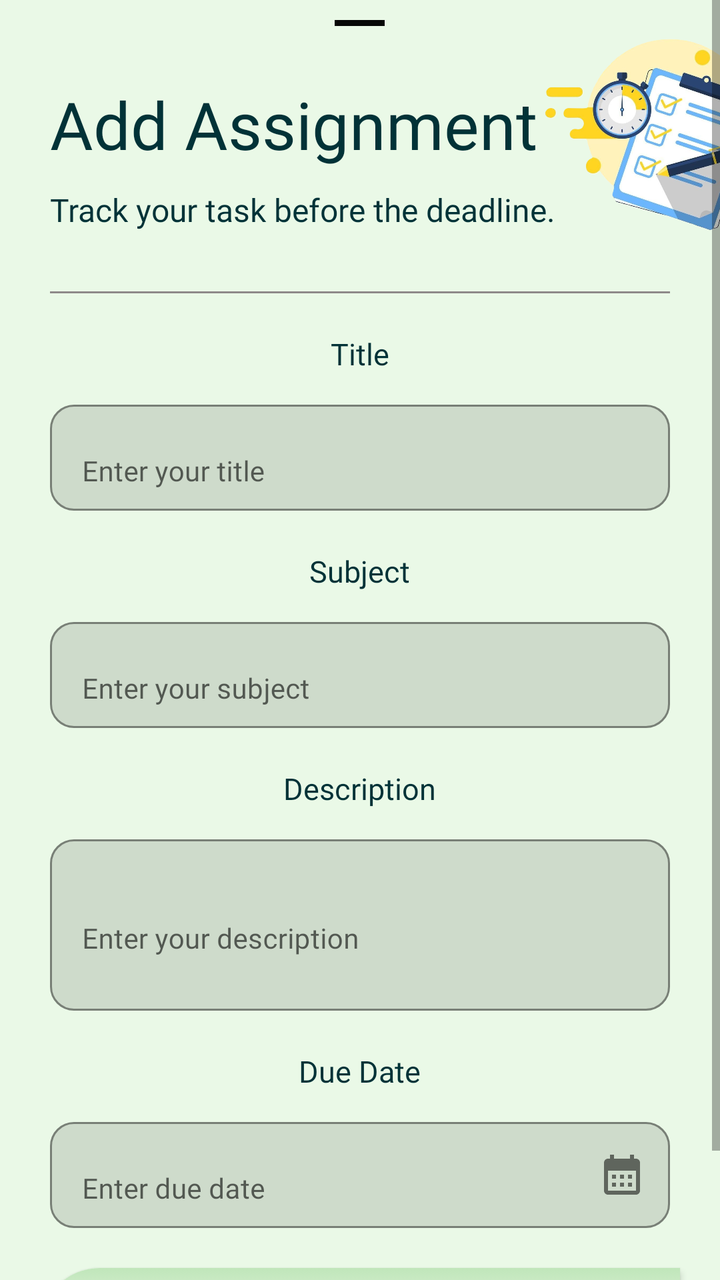
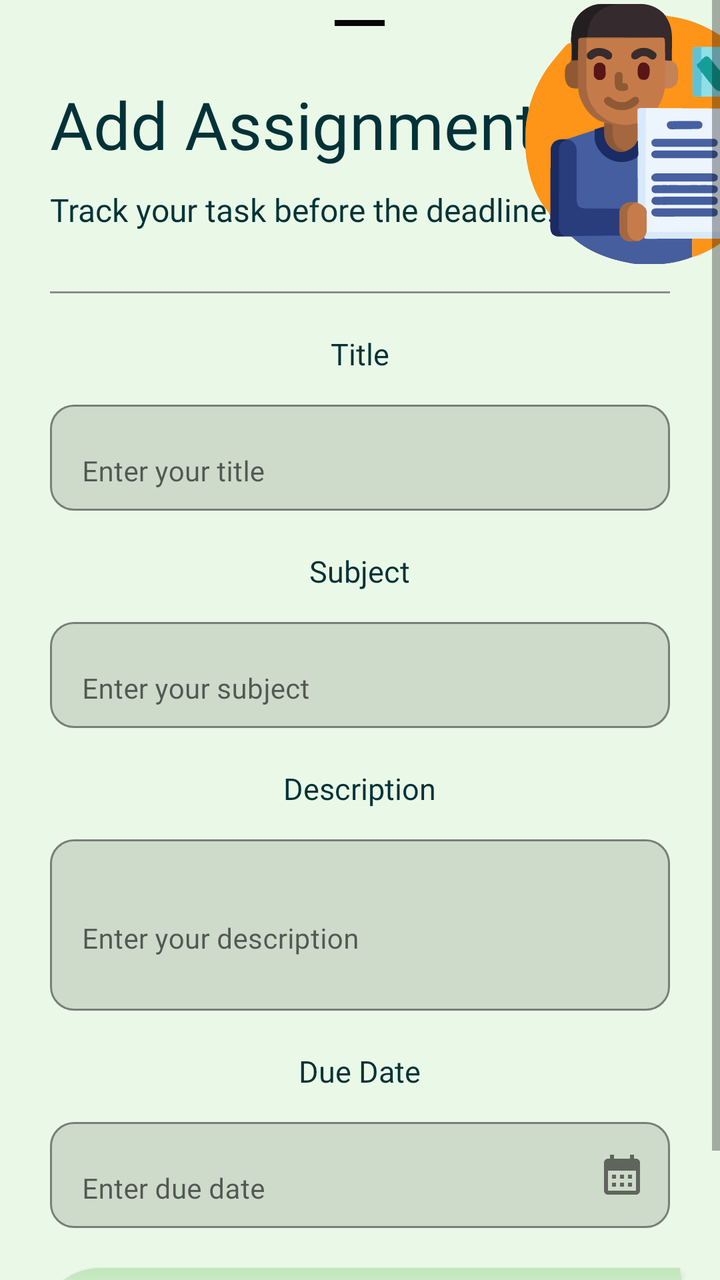

Compare the two renders of this Android layout. The source of the first and the diff that turns it into the second are given below.
<!-- AndroidManifest.xml: application theme Theme.UniGo -->
<!-- res/layout/assignment_btm.xml -->
<?xml version="1.0" encoding="utf-8"?>
<ScrollView xmlns:android="http://schemas.android.com/apk/res/android"
    xmlns:app="http://schemas.android.com/apk/res-auto"
    android:layout_width="match_parent"
    android:layout_height="match_parent"
    android:fillViewport="true"
    android:overScrollMode="never">

    <RelativeLayout
        android:layout_width="match_parent"
        android:layout_height="wrap_content"
        android:clipChildren="false"
        android:clipToPadding="false"
        android:paddingBottom="30dp">

        <com.google.android.material.bottomsheet.BottomSheetDragHandleView
            android:layout_width="25dp"
            android:layout_height="3dp"
            android:layout_centerHorizontal="true"
            android:layout_marginTop="10dp"
            android:background="@color/black"
            app:shapeAppearanceOverlay="@style/ShapeAppearance.Material3.SmallComponent" />

        <TextView
            android:id="@+id/assignmenttxt"
            android:layout_width="wrap_content"
            android:layout_height="wrap_content"
            android:layout_marginStart="25dp"
            android:layout_marginTop="40dp"
            android:fontFamily="@font/lexend"
            android:text="@string/AssignmentHead"
            android:textColor="@color/text_primary"
            android:textSize="33sp" />

        <ImageView
            android:id="@+id/RocketIllustration"
            android:layout_width="150dp"
            android:layout_height="130dp"
            android:layout_alignParentEnd="true"
            android:layout_gravity="end"
            android:contentDescription="@string/Illustration"
            android:elevation="10dp"
            android:src="@drawable/assignment"
            android:translationX="40dp"
            android:translationY="2dp" />

        <TextView
            android:id="@+id/assinTag"
            android:layout_width="wrap_content"
            android:layout_height="wrap_content"
            android:layout_below="@id/assignmenttxt"
            android:layout_marginVertical="10dp"
            android:layout_marginStart="25dp"
            android:fontFamily="@font/lexend"
            android:text="@string/Assignment_Tagline"
            android:textColor="@color/text_primary"
            android:textSize="16sp" />

        <View
            android:id="@+id/div1"
            android:layout_width="match_parent"
            android:layout_height="1dp"
            android:layout_below="@id/assinTag"
            android:layout_marginStart="25dp"
            android:layout_marginTop="20dp"
            android:layout_marginEnd="25dp"
            android:background="@color/gray" />

        <TextView
            android:id="@+id/EnterTitle"
            android:layout_width="wrap_content"
            android:layout_height="wrap_content"
            android:layout_below="@id/div1"
            android:layout_centerHorizontal="true"
            android:layout_marginTop="20dp"
            android:fontFamily="@font/lexend"
            android:text="@string/title"
            android:textColor="@color/text_primary"
            android:textSize="15sp" />

        <com.google.android.material.textfield.TextInputLayout
            android:id="@+id/titlelay"
            android:layout_width="match_parent"
            android:layout_height="wrap_content"
            android:layout_below="@id/EnterTitle"
            android:layout_marginStart="25dp"
            android:layout_marginTop="10dp"
            android:layout_marginEnd="25dp"
            android:hint="Enter your title"
            app:boxBackgroundMode="outline"
            app:boxStrokeColor="#20000000"
            app:boxStrokeWidthFocused="2dp"
            app:boxCornerRadiusTopStart="12dp"
            app:boxCornerRadiusTopEnd="12dp"
            app:boxCornerRadiusBottomStart="12dp"
            app:boxCornerRadiusBottomEnd="12dp">

            <com.google.android.material.textfield.TextInputEditText
                android:id="@+id/titletxt"
                android:layout_width="match_parent"
                android:layout_height="wrap_content"
                android:fontFamily="@font/lexend"
                android:inputType="text"
                android:textSize="14sp"/>
        </com.google.android.material.textfield.TextInputLayout>


        <TextView
            android:id="@+id/EnterSubj"
            android:layout_width="wrap_content"
            android:layout_height="wrap_content"
            android:layout_below="@id/titlelay"
            android:layout_centerHorizontal="true"
            android:layout_marginTop="20dp"
            android:fontFamily="@font/lexend"
            android:text="Subject"
            android:textColor="@color/text_primary"
            android:textSize="15sp" />

        <com.google.android.material.textfield.TextInputLayout
            android:id="@+id/subjLay"
            android:layout_width="match_parent"
            android:layout_height="wrap_content"
            android:layout_below="@id/EnterSubj"
            android:layout_marginStart="25dp"
            android:layout_marginTop="10dp"
            android:layout_marginEnd="25dp"
            android:hint="Enter your subject"
            app:boxBackgroundMode="outline"
            app:boxStrokeColor="#20000000"
            app:boxStrokeWidthFocused="2dp"
            app:boxCornerRadiusTopStart="12dp"
            app:boxCornerRadiusTopEnd="12dp"
            app:boxCornerRadiusBottomStart="12dp"
            app:boxCornerRadiusBottomEnd="12dp">

            <com.google.android.material.textfield.TextInputEditText
                android:id="@+id/subjtxt"
                android:layout_width="match_parent"
                android:layout_height="wrap_content"
                android:fontFamily="@font/lexend"
                android:inputType="text"
                android:textSize="14sp"/>
        </com.google.android.material.textfield.TextInputLayout>


        <TextView
            android:id="@+id/EnterDesc"
            android:layout_width="wrap_content"
            android:layout_height="wrap_content"
            android:layout_below="@id/subjLay"
            android:layout_centerHorizontal="true"
            android:layout_marginTop="20dp"
            android:fontFamily="@font/lexend"
            android:text="Description"
            android:textColor="@color/text_primary"
            android:textSize="15sp" />

        <com.google.android.material.textfield.TextInputLayout
            android:id="@+id/desclay"
            android:layout_width="match_parent"
            android:layout_height="wrap_content"
            android:layout_below="@id/EnterDesc"
            android:layout_marginStart="25dp"
            android:layout_marginTop="10dp"
            android:layout_marginEnd="25dp"
            android:hint="Enter your description"
            app:boxBackgroundMode="outline"
            app:boxStrokeColor="#20000000"
            app:boxStrokeWidthFocused="2dp"
            app:boxCornerRadiusTopStart="12dp"
            app:boxCornerRadiusTopEnd="12dp"
            app:boxCornerRadiusBottomStart="12dp"
            app:boxCornerRadiusBottomEnd="12dp">

            <com.google.android.material.textfield.TextInputEditText
                android:id="@+id/desctxt"
                android:layout_width="match_parent"
                android:layout_height="wrap_content"
                android:fontFamily="@font/lexend"
                android:inputType="textMultiLine"
                android:minLines="3"
                android:textSize="14sp"/>
        </com.google.android.material.textfield.TextInputLayout>


        <TextView
            android:id="@+id/EnterDate"
            android:layout_width="wrap_content"
            android:layout_height="wrap_content"
            android:layout_below="@id/desclay"
            android:layout_centerHorizontal="true"
            android:layout_marginTop="20dp"
            android:fontFamily="@font/lexend"
            android:text="Due Date"
            android:textColor="@color/text_primary"
            android:textSize="15sp" />

        <com.google.android.material.textfield.TextInputLayout
            android:id="@+id/datelay"
            android:layout_width="match_parent"
            android:layout_height="wrap_content"
            android:layout_below="@id/EnterDate"
            android:layout_marginStart="25dp"
            android:layout_marginTop="10dp"
            android:layout_marginEnd="25dp"
            android:hint="Enter due date"
            app:boxBackgroundMode="outline"
            app:boxStrokeColor="#20000000"
            app:boxStrokeWidthFocused="2dp"
            app:endIconMode="custom"
            app:endIconDrawable="@drawable/baseline_calendar_month_24"
            app:boxCornerRadiusTopStart="12dp"
            app:boxCornerRadiusTopEnd="12dp"
            app:boxCornerRadiusBottomStart="12dp"
            app:boxCornerRadiusBottomEnd="12dp">

            <com.google.android.material.textfield.TextInputEditText
                android:id="@+id/date"
                android:layout_width="match_parent"
                android:layout_height="wrap_content"
                android:fontFamily="@font/lexend"
                android:focusable="false"
                android:clickable="true"
                android:inputType="date"
                android:cursorVisible="false"
                android:textSize="14sp"/>
        </com.google.android.material.textfield.TextInputLayout>


        <androidx.appcompat.widget.AppCompatButton
            android:id="@+id/saveAssignment"
            android:layout_width="match_parent"
            android:layout_height="wrap_content"
            android:layout_below="@id/datelay"
            android:layout_centerHorizontal="true"
            android:layout_marginTop="20dp"
            android:background="@drawable/custom_btn"
            android:textStyle="bold"
            android:text="Save Assignment"
            android:padding="10dp"
            android:elevation="15dp"
            android:layout_marginStart="20dp"
            android:layout_marginEnd="20dp"/>


        <ProgressBar
            android:id="@+id/Progress"
            android:layout_width="40dp"
            android:layout_height="40dp"
            android:layout_centerInParent="true"
            android:layout_marginTop="16dp"
            android:indeterminateDrawable="@drawable/progressbar"
            android:visibility="gone" />

    </RelativeLayout>

</ScrollView>
<!-- resources referenced by this layout -->
<resources>
  <color name="black">#070707</color>
  <color name="gray">#8E8989</color>
  <color name="text_primary">#013237</color>
  <!-- drawable assignment: png bitmap (drawable, 438076 bytes) -->
  <!-- drawable baseline_calendar_month_24 (drawable) -->
  <vector xmlns:android="http://schemas.android.com/apk/res/android" android:height="24dp" android:tint="#000000" android:viewportHeight="24" android:viewportWidth="24" android:width="24dp">
        
      <path android:fillColor="@android:color/white" android:pathData="M19,4h-1V2h-2v2H8V2H6v2H5C3.89,4 3.01,4.9 3.01,6L3,20c0,1.1 0.89,2 2,2h14c1.1,0 2,-0.9 2,-2V6C21,4.9 20.1,4 19,4zM19,20H5V10h14V20zM9,14H7v-2h2V14zM13,14h-2v-2h2V14zM17,14h-2v-2h2V14zM9,18H7v-2h2V18zM13,18h-2v-2h2V18zM17,18h-2v-2h2V18z"/>
      
  </vector>
  <!-- drawable custom_btn (drawable) -->
  <?xml version="1.0" encoding="utf-8"?>
  <selector xmlns:android="http://schemas.android.com/apk/res/android">
      <item>
          <shape android:shape="rectangle">
              <solid android:color="@color/mint_soft"/>
              <corners android:topLeftRadius="30dp"
                  android:bottomRightRadius="30dp"
                  />
              <gradient android:type="linear"
                  android:startColor="@color/white"
                  android:endColor="@color/mint_soft"
                  android:angle="90"
                  />
          </shape>
      </item>
  </selector>
  <!-- drawable progressbar (drawable) -->
  <?xml version="1.0" encoding="utf-8"?>
  <rotate xmlns:android="http://schemas.android.com/apk/res/android"
      android:fromDegrees="0"
      android:toDegrees="360"
      android:pivotX="50%"
      android:pivotY="50%">
  
      <shape
          android:shape="ring"
          android:useLevel="false"
          android:innerRadiusRatio="4"
          android:thickness="4dp">
  
          <gradient
              android:type="sweep"
              android:startColor="#EAF9E7"
              android:centerColor="#4CA771"
              android:endColor="#013237"
              android:useLevel="false"/>
  
      </shape>
  </rotate>
  <string name="AssignmentHead">Add Assignment</string>
  <string name="Assignment_Tagline">Track your task before the deadline.</string>
  <string name="Illustration">RocketIllustraction</string>
  <string name="title">Title</string>
  <style name="Theme.UniGo" parent="Theme.MaterialComponents.Light.NoActionBar">
  
          
          <item name="colorPrimary">@color/mint_primary</item>
          <item name="colorPrimaryVariant">@color/mint_dark</item>
          <item name="colorOnPrimary">@color/mint_light</item>
  
          
          <item name="android:windowBackground">@color/mint_light</item>
          <item name="colorSurface">@color/mint_soft</item>
  
          <item name="appBackground">@color/mint_light</item>
          <item name="appSurface">@color/mint_soft</item>
  
          
          <item name="android:textColorPrimary">@color/text_primary</item>
          <item name="fontFamily">@font/lexend</item>
  
          
          <item name="android:statusBarColor">@color/mint_dark</item>
          <item name="android:windowLightStatusBar">true</item>
  
      </style>
  <color name="mint_soft">#C0E6BA</color>
  <color name="white">#ffffff</color>
  <color name="mint_primary">#4CA771</color>
  <color name="mint_dark">#013237</color>
  <color name="mint_light">#EAF9E7</color>
</resources>

<!-- the commit's change to res/layout/assignment_btm.xml (unified diff, before → after) -->
@@ -40,7 +40,7 @@
             android:layout_gravity="end"
             android:contentDescription="@string/Illustration"
             android:elevation="10dp"
-            android:src="@drawable/assignment"
+            android:src="@drawable/assignmentcard"
             android:translationX="40dp"
             android:translationY="2dp" />
 
<!-- resource entries referenced after the edit -->
@@ -3,7 +3,7 @@
   <color name="black">#070707</color>
   <color name="gray">#8E8989</color>
   <color name="text_primary">#013237</color>
-  <!-- drawable assignment: png bitmap (drawable, 438076 bytes) -->
+  <!-- drawable assignmentcard: vector/xml drawable (drawable, 53113 chars, omitted) -->
   <!-- drawable baseline_calendar_month_24 (drawable) -->
   <vector xmlns:android="http://schemas.android.com/apk/res/android" android:height="24dp" android:tint="#000000" android:viewportHeight="24" android:viewportWidth="24" android:width="24dp">
         
